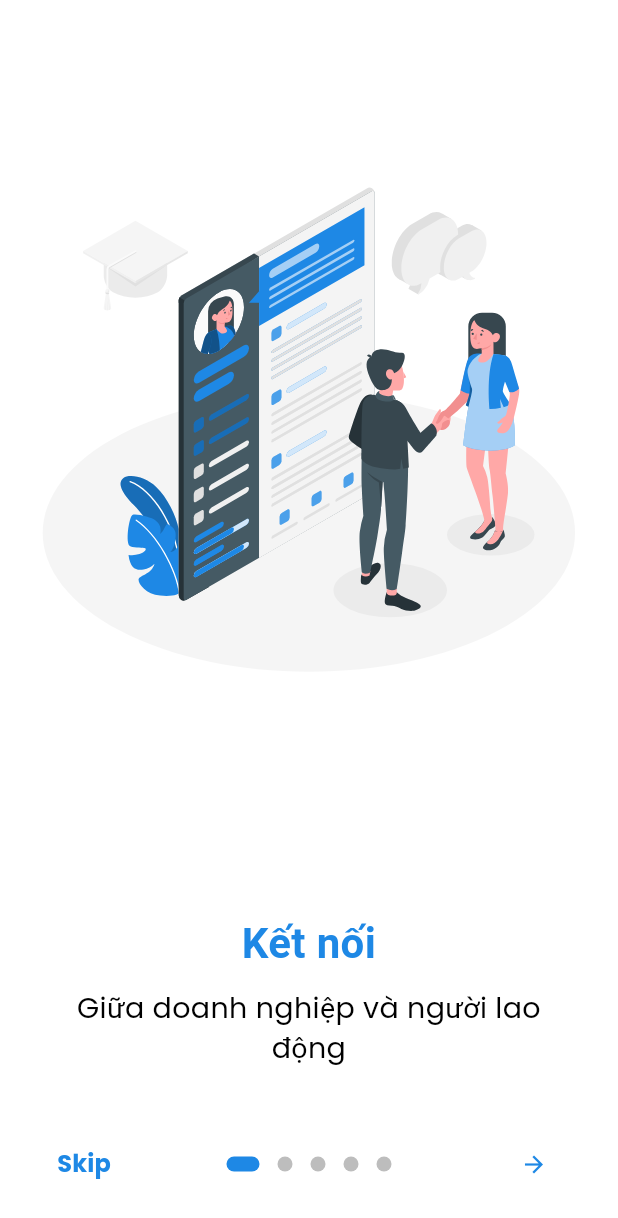
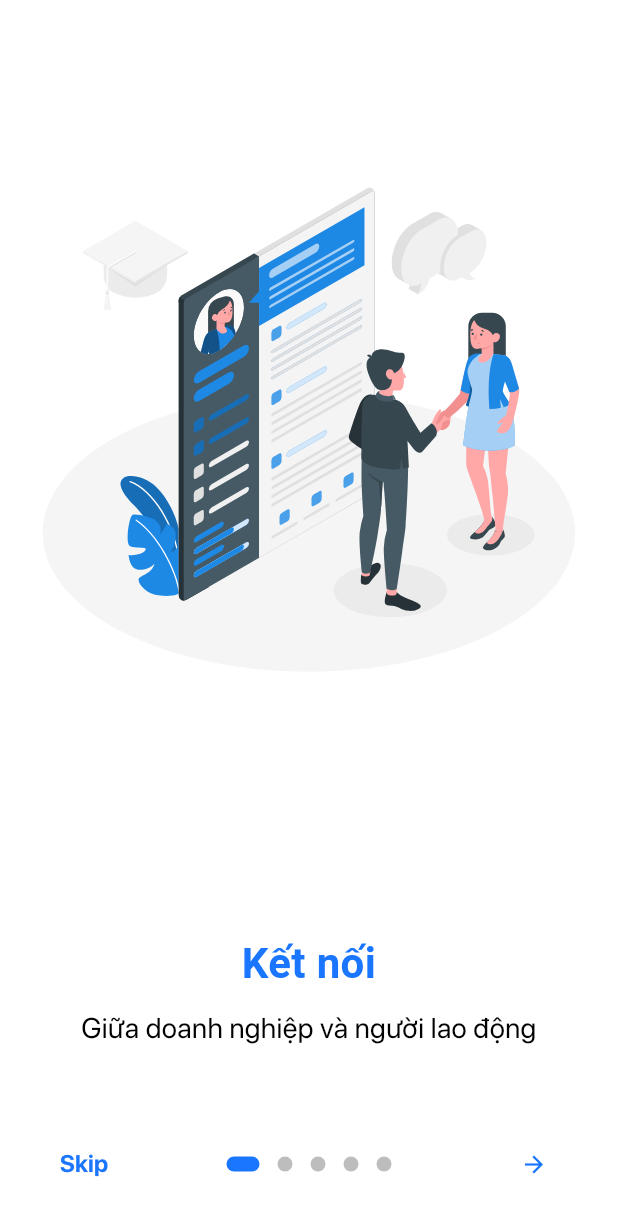
Before and after one commit to Vanhoai/wflow, a Flutter app: the screen it shows after launch, on a phone screen of 412 x 824 dp. Shown: the top 1218 px of the screen. Run offline on Flutter 3.47's test engine with Material 2 defaults, Android fonts, the phone set to English and light mode, and no system bars; drawn by our look-alikes of introduction_screen; our stand-ins replace bloc, dartz, dio, emoji_picker_flutter, equatable, file_picker and 17 more; missing offline and left inert: dart:ffi, flutter_config_plus, flutter_flipperkit, flutter_sound, voice_message_package; accounts and stored records are empty; Roboto replaces fonts that are missing (null); project files that could hold a hidden picture were left out.

Commit message:
update font and color

```diff
--- a/lib/core/theme/colors.dart
+++ b/lib/core/theme/colors.dart
@@ -1,10 +1,16 @@
 import 'package:flutter/material.dart';
 
 class AppColors {
-  static const Color primary = Color(0xFF1E88E5);
+  static const Color primary = Color(0xFF1B76FF);
   static const Color iconColor = Color(0xFF6B71FF);
   static const Color fadeText = Color(0xFF8D8D8D);
   static const Color blueColor = Color(0xFF3EAEFF);
   static const Color purpleColor = Color(0xFF7E41FF);
   static const Color fade = Color(0xFFF3F3F3);
+  static const Color greenColor = Color(0xFF04DE00);
+  static const Color redColor = Color(0xFFFF2424);
+  static const Color backgroundBlue = Color(0xFFC9EBFA);
+  static const Color textColor = Color(0xFF626262);
+  static const Color textGrey = Color(0xFF8D8D8D);
+  static const Color borderColor = Color(0xFFCCCCCC);
 }
--- a/lib/core/theme/them.dart
+++ b/lib/core/theme/them.dart
@@ -34,9 +34,8 @@ final themeData = ThemeData(
   textTheme: textTheme,
   colorScheme: const ColorScheme.light(
     primary: AppColors.primary,
-    secondary: AppColors.primary,
   ),
-  fontFamily: "Poppins",
+  fontFamily: "SF-Pro-Display",
 );
 
 final themeDataDark = ThemeData(
@@ -47,5 +46,5 @@ final themeDataDark = ThemeData(
     primary: AppColors.primary,
     secondary: AppColors.primary,
   ),
-  fontFamily: "Poppins",
+  fontFamily: "SF-Pro-Display",
 );
```
Also changed, not shown: lib/core/theme/size.dart (added, +15 -0 lines), pubspec.yaml (+11 -9 lines), assets/fonts/Roboto-Bold.ttf (added), assets/fonts/Roboto-Light.ttf (added), assets/fonts/Roboto-Medium.ttf (added), assets/fonts/Roboto-Regular.ttf (added), assets/fonts/SF-Pro-Display-Bold.otf (added), assets/fonts/SF-Pro-Display-Light.otf (added), assets/fonts/SF-Pro-Display-Medium.otf (added), assets/fonts/SF-Pro-Display-Regular.otf (added), assets/fonts/poppins_bold.ttf (deleted), assets/fonts/poppins_light.ttf (deleted), assets/fonts/poppins_medium.ttf (deleted), assets/fonts/poppins_regular.ttf (deleted).
